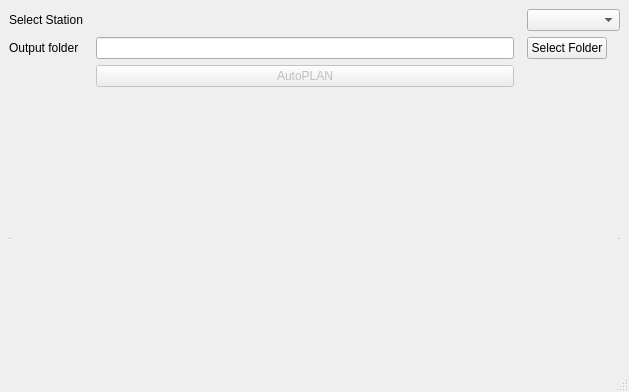
The window that AutoCADDB/planningtable.ui (DB-Netz-AutomatedPlanning/AutoPlan-QT) describes before a commit, drawn with Qt 5.
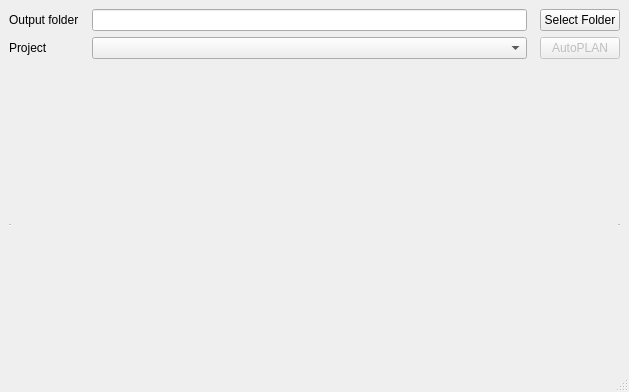
The same window after the commit.

The edit to the form file:
```diff
--- a/AutoCADDB/planningtable.ui
+++ b/AutoCADDB/planningtable.ui
@@ -90,60 +90,6 @@
         </property>
        </widget>
       </item>
-      <item row="2" column="1">
-       <widget class="QPushButton" name="btnAutoPLAN">
-        <property name="enabled">
-         <bool>false</bool>
-        </property>
-        <property name="sizePolicy">
-         <sizepolicy hsizetype="Preferred" vsizetype="Preferred">
-          <horstretch>0</horstretch>
-          <verstretch>0</verstretch>
-         </sizepolicy>
-        </property>
-        <property name="maximumSize">
-         <size>
-          <width>16777215</width>
-          <height>16777215</height>
-         </size>
-        </property>
-        <property name="text">
-         <string>AutoPLAN</string>
-        </property>
-       </widget>
-      </item>
-      <item row="0" column="2" colspan="2">
-       <widget class="QComboBox" name="comboBoxStations">
-        <property name="maximumSize">
-         <size>
-          <width>394</width>
-          <height>16777215</height>
-         </size>
-        </property>
-        <property name="placeholderText">
-         <string/>
-        </property>
-       </widget>
-      </item>
-      <item row="0" column="0">
-       <widget class="QLabel" name="lblSelectStation">
-        <property name="maximumSize">
-         <size>
-          <width>100</width>
-          <height>16777215</height>
-         </size>
-        </property>
-        <property name="text">
-         <string>Select Station</string>
-        </property>
-        <property name="alignment">
-         <set>Qt::AlignLeading|Qt::AlignLeft|Qt::AlignVCenter</set>
-        </property>
-        <property name="margin">
-         <number>0</number>
-        </property>
-       </widget>
-      </item>
       <item row="1" column="2">
        <widget class="QPushButton" name="btnLoad">
         <property name="enabled">
@@ -163,6 +109,66 @@
       <item row="1" column="1">
        <widget class="QLineEdit" name="lineEdit"/>
       </item>
+      <item row="2" column="0">
+       <widget class="QLabel" name="lblSelectStation">
+        <property name="maximumSize">
+         <size>
+          <width>100</width>
+          <height>16777215</height>
+         </size>
+        </property>
+        <property name="text">
+         <string>Project</string>
+        </property>
+        <property name="alignment">
+         <set>Qt::AlignLeading|Qt::AlignLeft|Qt::AlignVCenter</set>
+        </property>
+        <property name="margin">
+         <number>0</number>
+        </property>
+       </widget>
+      </item>
+      <item row="2" column="2">
+       <widget class="QPushButton" name="btnAutoPLAN">
+        <property name="enabled">
+         <bool>false</bool>
+        </property>
+        <property name="sizePolicy">
+         <sizepolicy hsizetype="Preferred" vsizetype="Preferred">
+          <horstretch>0</horstretch>
+          <verstretch>0</verstretch>
+         </sizepolicy>
+        </property>
+        <property name="maximumSize">
+         <size>
+          <width>16777215</width>
+          <height>16777215</height>
+         </size>
+        </property>
+        <property name="text">
+         <string>AutoPLAN</string>
+        </property>
+       </widget>
+      </item>
+      <item row="2" column="1">
+       <widget class="QComboBox" name="comboBoxStations">
+        <property name="sizePolicy">
+         <sizepolicy hsizetype="Expanding" vsizetype="Fixed">
+          <horstretch>0</horstretch>
+          <verstretch>0</verstretch>
+         </sizepolicy>
+        </property>
+        <property name="maximumSize">
+         <size>
+          <width>16777215</width>
+          <height>16777215</height>
+         </size>
+        </property>
+        <property name="placeholderText">
+         <string/>
+        </property>
+       </widget>
+      </item>
      </layout>
     </item>
    </layout>
```
